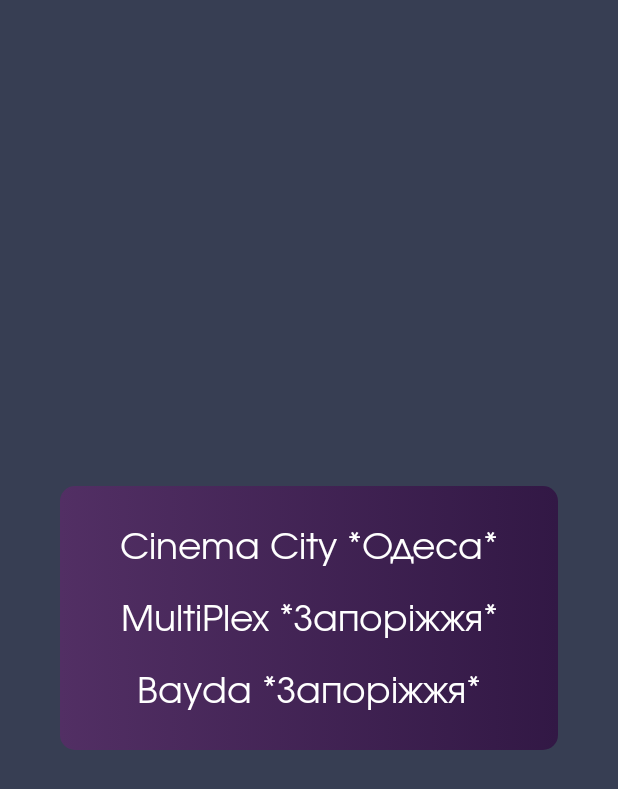
After one commit to faa0/NearbyMovies, an Android app: the layout dialog_city.xml on its own in the app's theme, with its tools: preview values and no code run, on a phone screen of 412 x 824 dp. The commit adds this screen. Shown: the top 789 px of the screen. Run offline under Robolectric (Android 15) with nearby library versions, the phone set to English and light mode, and no system bars; network calls fail.

Commit message:
Added BaydaRepository.kt

```diff
--- a/app/src/main/java/com/fara/nearbymovies/entity/Premiere.kt
+++ b/app/src/main/java/com/fara/nearbymovies/entity/Premiere.kt
@@ -6,5 +6,5 @@ data class Premiere(
     val title: String,
     val poster_url: String,
     val movie_url: String,
-    val age: String,
+    val age: String? = null
 ) : Serializable
--- a/app/src/main/java/com/fara/nearbymovies/ui/fragment/PremiereFragment.kt
+++ b/app/src/main/java/com/fara/nearbymovies/ui/fragment/PremiereFragment.kt
@@ -13,12 +13,14 @@ import com.fara.nearbymovies.R
 import com.fara.nearbymovies.adapter.PremiereAdapter
 import com.fara.nearbymovies.adapter.SoonAdapter
 import com.fara.nearbymovies.databinding.FragmentPremiereBinding
+import com.fara.nearbymovies.ui.CityDialog
 import com.fara.nearbymovies.ui.MovieActivity
 import com.fara.nearbymovies.viewmodel.MovieViewModel
 import kotlinx.coroutines.Dispatchers
 import kotlinx.coroutines.GlobalScope
 import kotlinx.coroutines.delay
 import kotlinx.coroutines.launch
+
 
 class PremiereFragment : Fragment(R.layout.fragment_premiere) {
 
@@ -105,6 +107,10 @@ class PremiereFragment : Fragment(R.layout.fragment_premiere) {
             }
         }
 
+        bind.tvCity.setOnClickListener {
+            CityDialog(requireContext()).show()
+        }
+
         onBackPressed()
 
         return bind.root
--- a/app/src/main/java/com/fara/nearbymovies/utils/Constants.kt
+++ b/app/src/main/java/com/fara/nearbymovies/utils/Constants.kt
@@ -3,6 +3,8 @@ package com.fara.nearbymovies.utils
 class Constants {
     companion object {
 
-        const val BASE_URL = "https://cinemaciti.ua"
+        const val CINEMA_CITY_BASE_URL = "https://cinemaciti.ua"
+        const val MULTIPLEX_BASE_URL = "https://multiplex.ua"
+        const val MULTIPLEX_ZP = "https://multiplex.ua/cinema/zaporizhia/avrora"
     }
 }
--- a/app/src/main/java/com/fara/nearbymovies/viewmodel/MovieViewModel.kt
+++ b/app/src/main/java/com/fara/nearbymovies/viewmodel/CinemaCityViewModel.kt
@@ -6,7 +6,7 @@ import com.fara.nearbymovies.entity.Detail
 import com.fara.nearbymovies.entity.Premiere
 import com.fara.nearbymovies.entity.Soon
 import com.fara.nearbymovies.repository.MovieRepository
-import com.fara.nearbymovies.utils.Constants.Companion.BASE_URL
+import com.fara.nearbymovies.utils.Constants.Companion.CINEMA_CITY_BASE_URL
 import kotlinx.coroutines.GlobalScope
 import kotlinx.coroutines.launch
 import org.jsoup.Jsoup
@@ -32,8 +32,8 @@ class MovieViewModel(
     val detailLiveDataSoon = MutableLiveData<Detail>()
     var positionSoon = 0
 
-    private fun setDataToLiveData() {
-        val doc = Jsoup.connect(BASE_URL).get()
+    fun setDataToLiveData() {
+        val doc = Jsoup.connect(CINEMA_CITY_BASE_URL).get()
         soonLiveData.postValue(setDataToSoonList(doc))
         premiereLiveData.postValue(setDataToPremiereList(doc))
     }
--- /dev/null
+++ b/app/src/main/res/layout/dialog_city.xml
@@ -0,0 +1,63 @@
+<?xml version="1.0" encoding="utf-8"?>
+<FrameLayout xmlns:android="http://schemas.android.com/apk/res/android"
+    xmlns:app="http://schemas.android.com/apk/res-auto"
+    android:layout_width="match_parent"
+    android:layout_height="match_parent"
+    android:background="#CC060E28">
+
+    <androidx.constraintlayout.widget.ConstraintLayout
+        android:layout_width="match_parent"
+        android:layout_height="wrap_content"
+        android:layout_gravity="center"
+        android:layout_marginStart="40dp"
+        android:layout_marginEnd="40dp"
+        android:background="@drawable/gradient"
+        android:clickable="true"
+        android:focusable="true">
+
+        <TextView
+            android:id="@+id/tvCinemaCity"
+            android:layout_width="match_parent"
+            android:layout_height="48dp"
+            android:layout_marginTop="16dp"
+            android:fontFamily="@font/evolventa_regular"
+            android:gravity="center"
+            android:text="Cinema City *Одеса*"
+            android:textColor="@color/white"
+            android:textSize="24sp"
+            app:layout_constraintEnd_toEndOf="parent"
+            app:layout_constraintStart_toStartOf="parent"
+            app:layout_constraintTop_toTopOf="parent" />
+
+        <TextView
+            android:id="@+id/tvBayda"
+            android:layout_width="match_parent"
+            android:layout_height="48dp"
+            android:layout_marginBottom="16dp"
+            android:fontFamily="@font/evolventa_regular"
+            android:gravity="center"
+            android:text="Bayda *Запорiжжя*"
+            android:textColor="@color/white"
+            android:textSize="24sp"
+            app:layout_constraintBottom_toBottomOf="parent"
+            app:layout_constraintEnd_toEndOf="parent"
+            app:layout_constraintStart_toStartOf="parent"
+            app:layout_constraintTop_toBottomOf="@+id/tvMultiPlex" />
+
+        <TextView
+            android:id="@+id/tvMultiPlex"
+            android:layout_width="match_parent"
+            android:layout_height="48dp"
+            android:layout_marginBottom="16dp"
+            android:fontFamily="@font/evolventa_regular"
+            android:gravity="center"
+            android:text="MultiPlex *Запорiжжя*"
+            android:textColor="@color/white"
+            android:textSize="24sp"
+            app:layout_constraintBottom_toBottomOf="parent"
+            app:layout_constraintEnd_toEndOf="parent"
+            app:layout_constraintStart_toStartOf="parent"
+            app:layout_constraintTop_toTopOf="@+id/tvCinemaCity" />
+
+    </androidx.constraintlayout.widget.ConstraintLayout>
+</FrameLayout>
--- a/app/src/main/res/values/themes.xml
+++ b/app/src/main/res/values/themes.xml
@@ -3,7 +3,7 @@
     <style name="Theme.NearbyMovies" parent="Theme.MaterialComponents.DayNight.NoActionBar">
         <!-- Primary brand color. -->
         <item name="colorPrimary">@color/purple_500</item>
-        <item name="colorPrimaryVariant">@color/purple_700</item>
+        <item name="colorPrimaryVariant">@color/purple_500</item>
         <item name="colorOnPrimary">@color/white</item>
         <!-- Secondary brand color. -->
         <item name="colorSecondary">@color/teal_200</item>
```
Also changed, not shown: app/src/main/java/com/fara/nearbymovies/repository/BaydaRepository.kt (added, +107 -0 lines), app/src/main/java/com/fara/nearbymovies/repository/CinemaCityRepository.kt (renamed from app/src/main/java/com/fara/nearbymovies/repository/MovieRepository.kt, +5 -5 lines), app/src/main/java/com/fara/nearbymovies/ui/CityDialog.kt (added, +34 -0 lines), app/src/main/java/com/fara/nearbymovies/ui/fragment/BaseDialog.kt (added, +9 -0 lines), app/src/main/res/layout/fragment_premiere.xml (+12 -0 lines), app/src/main/java/com/fara/nearbymovies/viewmodel/factory/CinemaCityViewModelProviderFactory.kt (renamed from app/src/main/java/com/fara/nearbymovies/viewmodel/factory/MovieViewModelProviderFactory.kt).
